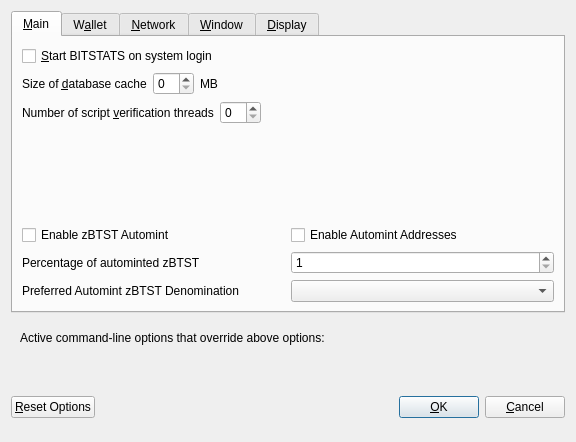
Old version of the form src/qt/forms/optionsdialog.ui in the repository c0de0x/blocs.
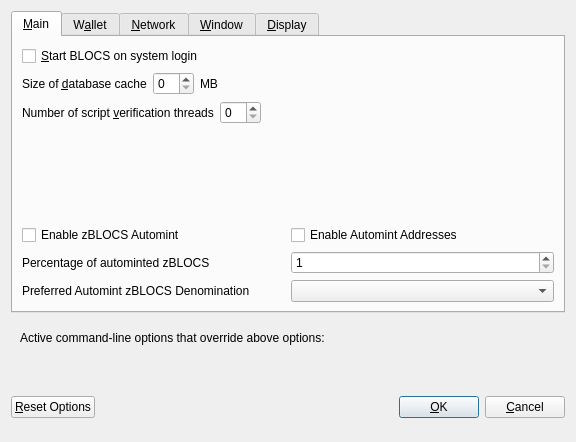
New version of the form. Custom widgets are drawn as their Qt base class.

Commit message: Rebranding from bitstats to blocs and dns seed update

```diff
--- a/src/qt/forms/optionsdialog.ui
+++ b/src/qt/forms/optionsdialog.ui
@@ -33,7 +33,7 @@
           <string>Automatically start BITSTATS after logging in to the system.</string>
          </property>
          <property name="text">
-          <string>&amp;Start BITSTATS on system login</string>
+          <string>&amp;Start BLOCS on system login</string>
          </property>
         </widget>
        </item>
@@ -147,7 +147,7 @@
                <enum>Qt::LeftToRight</enum>
               </property>
               <property name="text">
-               <string>Enable zBTST Automint</string>
+               <string>Enable zBLOCS Automint</string>
               </property>
              </widget>
             </item>
@@ -174,7 +174,7 @@
                <string>Percentage of incoming BTST which get automatically converted to zBTST via Zerocoin Protocol (min: 10%)</string>
               </property>
               <property name="text">
-               <string>Percentage of autominted zBTST</string>
+               <string>Percentage of autominted zBLOCS</string>
               </property>
              </widget>
             </item>
@@ -207,7 +207,7 @@
                <string>Wait with automatic conversion to Zerocoin until enough BTST for this denomination is available</string>
               </property>
               <property name="text">
-               <string>Preferred Automint zBTST Denomination</string>
+               <string>Preferred Automint zBLOCS Denomination</string>
               </property>
              </widget>
             </item>
```
Left out of the diff: 18 changed lines with no effect on the pictures. The commit also changes 352 other files.
